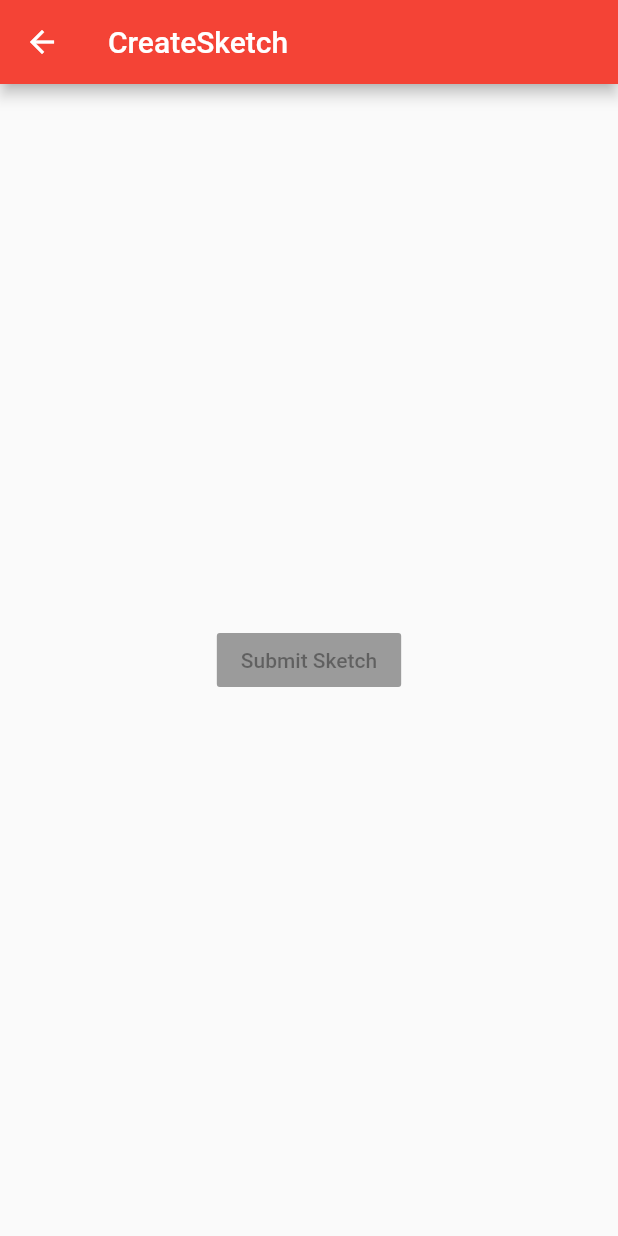
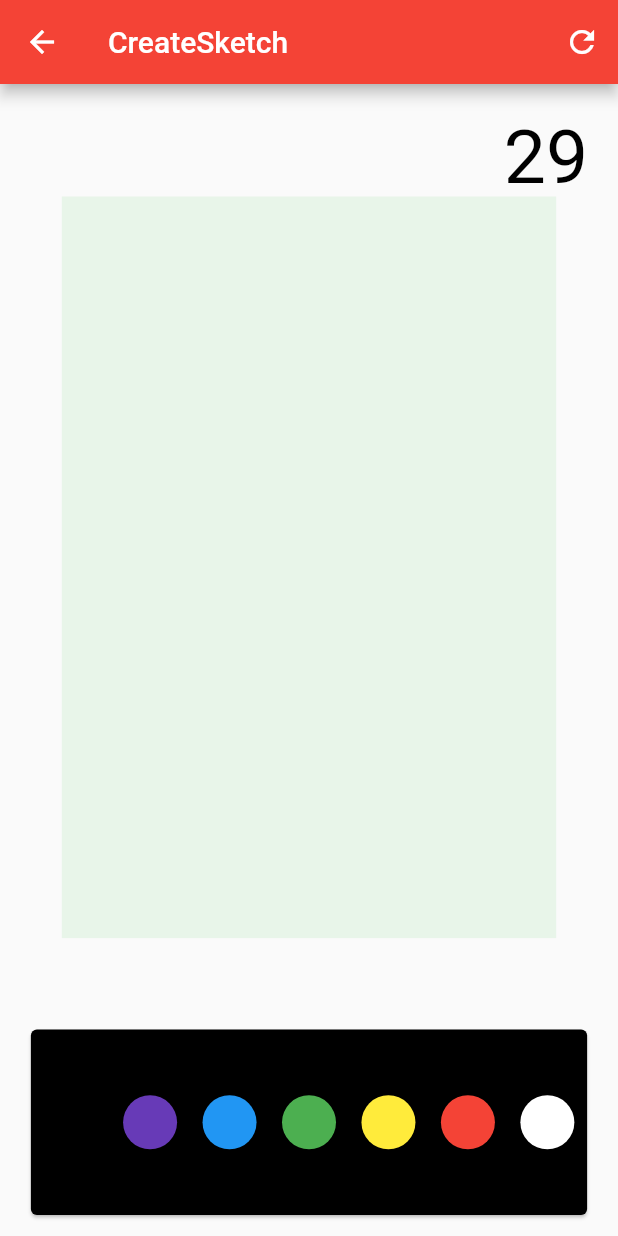
Before and after one commit to nachiketingle/new_hack_who_this, a Flutter app: the CreateSketch screen opened by its route, on a phone screen of 412 x 824 dp. Run offline on Flutter 3.47's test engine with Material 2 defaults, Android fonts, the phone set to English and light mode, and no system bars; accounts and stored records are empty.

Commit message:
Added partially complete canvas

```diff
--- /dev/null
+++ b/lib/CustomWidgets/SketchCanvas.dart
@@ -0,0 +1,185 @@
+import 'package:flutter/material.dart';
+import 'package:new_hack_who_this/Helpers/Constants.dart';
+
+class SketchCanvas extends StatefulWidget {
+  SketchCanvas({Key key}) :
+        super(key: key);
+
+  _SketchCanvasState createState() => _SketchCanvasState();
+
+}
+
+class _SketchCanvasState extends State<SketchCanvas> {
+
+  final List<Line> _lineList = List();
+  Line _line;
+  List<Offset> points;
+  static Color chosenColor;
+  static int thickness;
+  int currLine = 0;
+
+  Offset _toLocal(BuildContext context, Offset global) {
+    RenderBox getBox = context.findRenderObject();
+    return getBox.globalToLocal(global);
+  }
+
+  @override
+  Widget build(BuildContext context) {
+    return GestureDetector(
+      onPanStart: (details) {
+        setState(() {
+          points = List();
+          _line = Line(points, Paint()
+            ..color = chosenColor
+            ..strokeWidth = 3
+            ..isAntiAlias = true);
+          _lineList.add(_line);
+        });
+      },
+      onPanUpdate: (details) {
+        setState(() {
+          _line.points.add(details.localPosition);
+        });
+      },
+      onPanEnd: (details) {
+        setState(() {
+          //_offsets.add(Offset(0, 0));
+          currLine++;
+        });
+      },
+      child: CustomPaint(
+        foregroundPainter: SketchPainter(_lineList),
+        child: Container(
+          height: MediaQuery.of(context).size.height * 0.6,
+          width: MediaQuery.of(context).size.width * 0.8,
+          color: Colors.green[50],
+        ),
+      ),
+    );
+  }
+
+}
+
+class SketchPainter extends CustomPainter {
+
+  List<Line> lines;
+  SketchPainter(this.lines): super();
+
+  @override
+  void paint(Canvas canvas, Size size) {
+    Paint paint = Paint()
+      ..color = Colors.deepPurple
+      ..isAntiAlias = true
+      ..strokeWidth = 3.0;
+
+    for(Line line in lines) {
+      List<Offset> points = line.points;
+      paint = line.paint;
+      for(int i = 0; i < points.length - 1; i++) {
+        if(!size.contains(points[i]) || !size.contains(points[i+1]))
+          continue;
+        //canvas.drawPoints(PointMode.points, [offsets[i]], paint);
+        canvas.drawLine(points[i], points[i+1], paint);
+      }
+    }
+  }
+
+  @override
+  bool shouldRepaint(CustomPainter oldDelegate) {
+    return true;
+  }
+}
+
+class ColorPalette extends StatefulWidget {
+
+  ColorPalette();
+
+  _ColorPaletteState createState() => _ColorPaletteState();
+
+}
+
+class _ColorPaletteState extends State<ColorPalette> {
+
+  Color chosenColor;
+  int setThickness;
+
+  List<Color> _list = <Color>[
+    Colors.black,
+    Colors.deepPurple,
+    Colors.blue,
+    Colors.green,
+    Colors.yellow,
+    Colors.red,
+    Colors.white
+  ];
+
+  List<Widget> _colorButtons() {
+    List<Widget> buttons = List();
+
+    for(Color color in _list) {
+      buttons.add(
+        Flexible(
+          flex: 1,
+          child: RaisedButton(
+            shape: CircleBorder(),
+            color: color,
+            onPressed: () {
+              updateColor(color);
+            },
+          ),
+        )
+      );
+    }
+
+    return buttons;
+  }
+
+  void updateColor(Color color) {
+    _SketchCanvasState.chosenColor = color;
+    setState(() {
+      chosenColor = color;
+    });
+  }
+
+  void updateThickness(int thickness) {
+    _SketchCanvasState.thickness = thickness;
+    setState(() {
+      setThickness = thickness;
+    });
+  }
+
+  @override
+  void initState() {
+    super.initState();
+    chosenColor = _list.first;
+    _SketchCanvasState.chosenColor = chosenColor;
+    setThickness = 3;
+    _SketchCanvasState.thickness = setThickness;
+  }
+
+  @override
+  Widget build(BuildContext context) {
+    return Card(
+      color: chosenColor,
+      child: Container(
+        height: MediaQuery.of(context).size.height * 0.15,
+        width: MediaQuery.of(context).size.width * 0.9,
+        child: Center(
+          child: Row(
+            mainAxisAlignment: MainAxisAlignment.spaceEvenly,
+            children: _colorButtons(),
+          ),
+        ),
+      ),
+    );
+  }
+
+}
+
+class Line {
+  List<Offset> points = List();
+  Paint paint = Paint();
+
+  Line(this.points, this.paint);
+
+}
--- a/lib/CustomWidgets/Timer.dart
+++ b/lib/CustomWidgets/Timer.dart
@@ -1,8 +1,10 @@
 import 'package:flutter/material.dart';
 import 'dart:async' as async;
 
+/// This widget shows a countdown timer. It callbacks when the timer reaches 0
 class Timer extends StatefulWidget {
-  Timer({@required this.duration, @required this.callback});
+  Timer({Key key, @required this.duration, @required this.callback}):
+        super(key: key);
   _TimerState createState() => _TimerState();
 
   final Function callback;
@@ -39,7 +41,7 @@ class _TimerState extends State<Timer> {
       textAlign: TextAlign.end,
       style: TextStyle(
         fontSize: 50,
-
+        color: Colors.black
       ),
     );
   }
--- a/lib/Helpers/Constants.dart
+++ b/lib/Helpers/Constants.dart
@@ -5,4 +5,5 @@ class Constants {
   static final Color secondaryColor = Color.fromARGB(255, 0xfe, 0xe1, 0x40);
   static final Color primarySwatch = Colors.red;
   static final int chooseWordTimer = 10;
+  static final int sketchTimer = 30;
 }
--- a/lib/Pages/CreateSketch.dart
+++ b/lib/Pages/CreateSketch.dart
@@ -1,4 +1,7 @@
 import 'package:flutter/material.dart';
+import 'package:new_hack_who_this/CustomWidgets/Timer.dart';
+import 'package:new_hack_who_this/Helpers/Constants.dart';
+import 'package:new_hack_who_this/CustomWidgets/SketchCanvas.dart';
 
 class CreateSketch extends StatefulWidget {
 
@@ -8,13 +11,47 @@ class CreateSketch extends StatefulWidget {
 class _CreateSketchState extends State<CreateSketch> {
   @override
   Widget build(BuildContext context) {
-    return Scaffold(
-      appBar: AppBar(
-        title: Text("CreateSketch"),
-      ),
-      body: Center(
-        child: RaisedButton(
-          child: Text("Submit Sketch"),
+    return SafeArea(
+      child: Scaffold(
+        appBar: AppBar(
+          title: Text("CreateSketch"),
+          actions: <Widget>[
+            IconButton(
+              icon: Icon(Icons.refresh),
+              onPressed: () {
+                setState(() {
+
+                });
+              },
+            )
+          ],
+        ),
+        body: Container(
+          height: double.infinity,
+          width: double.infinity,
+          child: Stack(
+            alignment: Alignment.center,
+            children: <Widget>[
+              Positioned(
+                right: 20,
+                top: 20,
+                child: Timer(
+                  duration: Constants.sketchTimer,
+                  callback: () {
+
+                  },
+                ),
+              ),
+              Positioned(
+                top: 75,
+                child: SketchCanvas(),
+              ),
+              Positioned(
+                bottom: 10,
+                child: ColorPalette()
+              )
+            ],
+          ),
         ),
       ),
     );
```
Also changed, not shown: lib/Pages/ChooseWord.dart (+83 -9 lines), lib/Pages/PreviousSketch.dart (+6 -1 lines).
